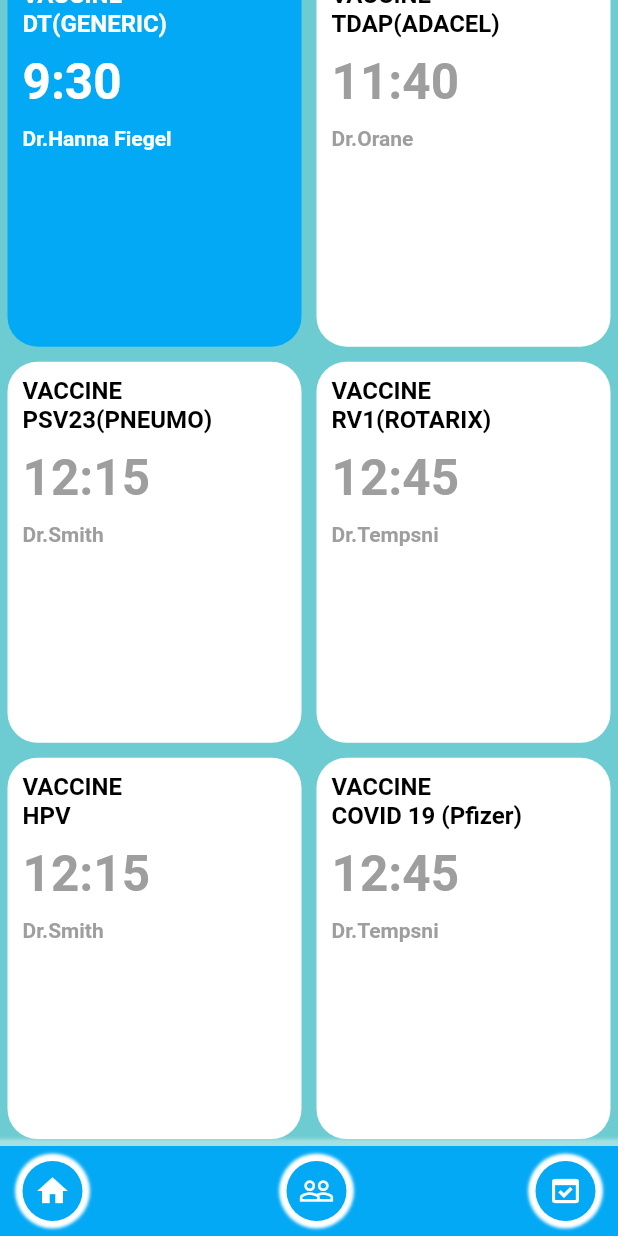
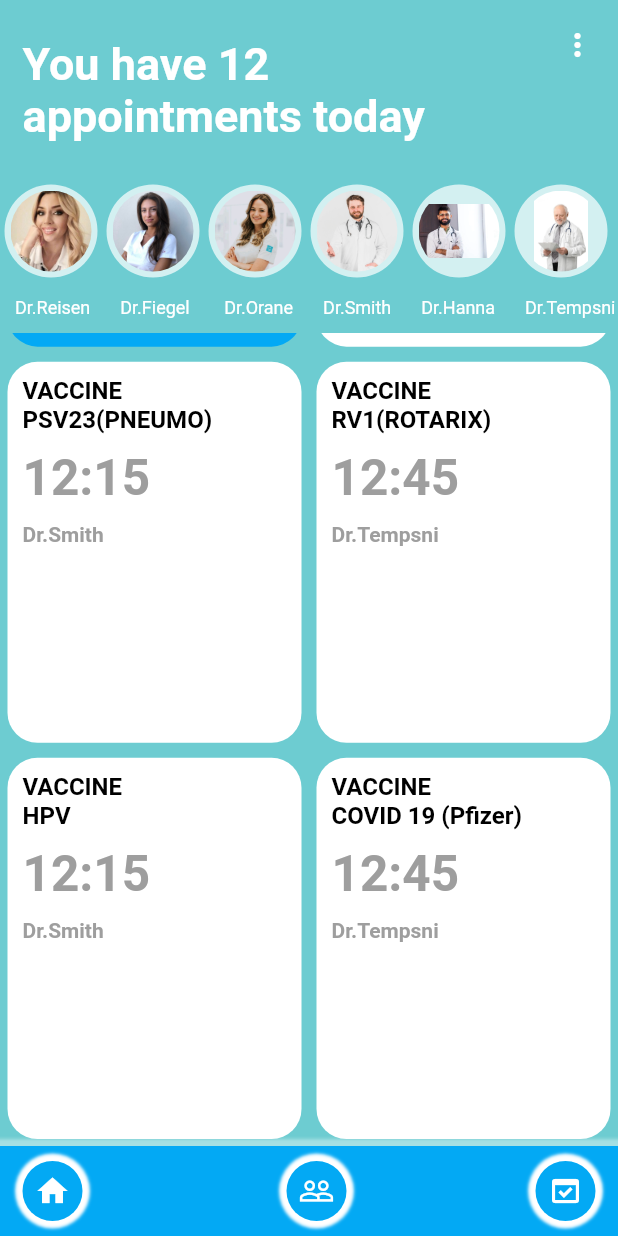
Before and after one commit to caneto/uimedicalapp, a Flutter app: the HomePage screen opened by its route, scrolled down 250 dp, on a phone screen of 412 x 824 dp. Run offline on Flutter 3.47's test engine with Material 2 defaults, Android fonts, the phone set to English and light mode, and no system bars; our stand-ins replace date_picker_timeline, i18n_extension.

Commit message:
Atualização

```diff
--- a/lib/home_page/home_page.dart
+++ b/lib/home_page/home_page.dart
@@ -12,11 +12,10 @@ class HomePage extends StatelessWidget {
 
   @override
   Widget build(BuildContext context) {
-    return Scaffold(
+    return SafeArea(
+      child: Scaffold(
         backgroundColor: ColorsConst.backgroundColor,
-      body: SafeArea(
-        child: SingleChildScrollView(
-          child: Column(
+        body: Column(
           children: [
             SizedBox(
               height: 120,
@@ -48,12 +47,13 @@ class HomePage extends StatelessWidget {
               ),
             ),
             HomeAppBar(),
-              const HomeGridItems(),
+            const Expanded(
+              child: HomeGridItems(),
+            ),
           ],
         ),
+        bottomNavigationBar: const HomeBottomNavBar(),
       ),
-      ),
-      bottomNavigationBar: const HomeBottomNavBar(),
     );
   }
 }
--- a/lib/home_page/widgets/home_grid_items.dart
+++ b/lib/home_page/widgets/home_grid_items.dart
@@ -12,7 +12,8 @@ class HomeGridItems extends StatelessWidget {
   Widget build(BuildContext context) {
     return GridView.count(
       childAspectRatio: 0.78,
-      physics: const NeverScrollableScrollPhysics(),
+      physics: const ScrollPhysics(),
+      //physics: const NeverScrollableScrollPhysics(),
       crossAxisCount: 2,
       shrinkWrap: true,
       children: [
--- a/lib/utils/colors_const.dart
+++ b/lib/utils/colors_const.dart
@@ -6,6 +6,7 @@ class ColorsConst {
   static const colorBlue = Color(0xAF1657FF);
   static const colorLightBlue = Colors.lightBlue;
   static const colorWhite38 = Colors.white38;
+  static const colorWhite54 = Colors.white54;
   static const colorWhite = Colors.white;
   static const colorWhiteCircle = Colors.white70;
   static const colorBlack = Colors.black;
```
Also changed, not shown: lib/doctor_edit_page/doctor_edit_page.dart (+17 -18 lines), lib/doctor_edit_page/widgets/card_vaccine.dart (+14 -12 lines), lib/utils/i18n.dart (+25 -1 lines). Lines whose indentation alone changed are shown as unchanged.
